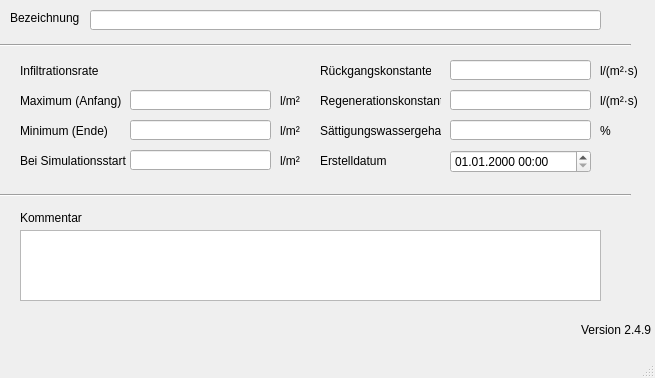
Before: the Qt Designer form qkan/database/templates/bodenklassen.ui in hoettges/QKan, drawn with Qt 5.
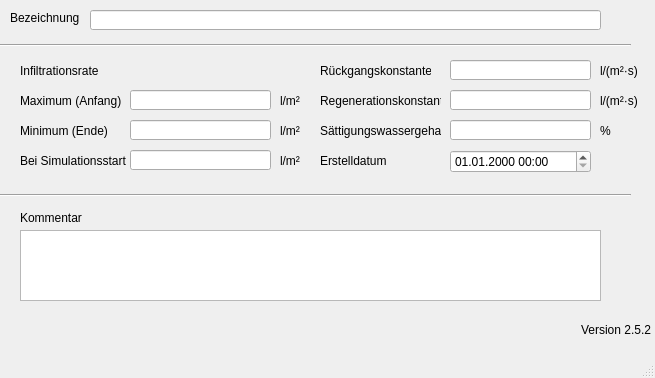
After: the same form once the commit is applied. Custom widgets are drawn as their Qt base class.

What changed in the file:
```diff
--- a/qkan/database/templates/bodenklassen.ui
+++ b/qkan/database/templates/bodenklassen.ui
@@ -344,7 +344,7 @@
      <string>Version QKan Import</string>
     </property>
     <property name="text">
-     <string>Version 2.4.9</string>
+     <string>Version 2.5.2</string>
     </property>
     <property name="alignment">
      <set>Qt::AlignRight|Qt::AlignTrailing|Qt::AlignVCenter</set>
```
